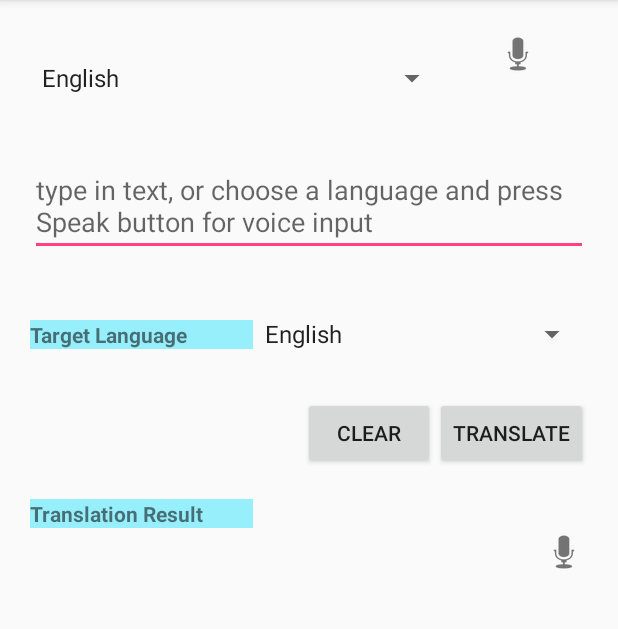
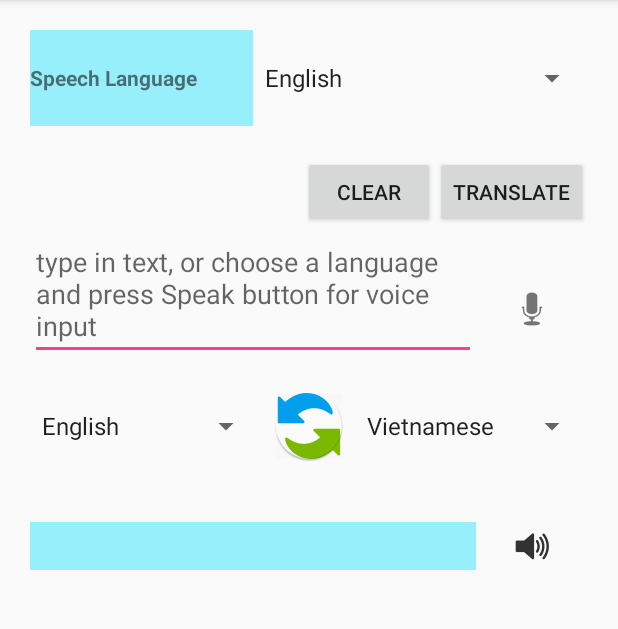
Before and after one commit to mvp1235/iTranslator, an Android app: the TranslateActivity screen opened directly, with no data from a screen before it, after a tap on "CLEAR", on a phone screen of 412 x 824 dp, the part 84-713 px from its top. Run offline under Robolectric (Android 15) with nearby library versions, the phone set to English and light mode, and no system bars; our stand-ins replace Volley.

Commit message:
improved UI for translate activity

```diff
--- a/app/src/main/java/com/example/mvp/itranslator/TranslateActivity.java
+++ b/app/src/main/java/com/example/mvp/itranslator/TranslateActivity.java
@@ -38,12 +38,15 @@ public class TranslateActivity extends AppCompatActivity implements TextToSpeech
     private ArrayList<String> languages;
     private TextToSpeech tts;
 
-    private TextView resultTV;
+    private TextView resultTV, errorTV;
     private EditText textInput;
     private Button translateBtn, clearBtn;
     private ImageButton speakTranslationBtn;
     private ImageButton speakBtn;
-    private Spinner languageSpinner, speechLanguageSpinner;
+    private Spinner speechLanguageSpinner;
+
+    private Spinner sourceLanguageSpinner, targetLanguageSpinner;
+    private ImageButton swapBtn;
 
 
     @Override
@@ -56,23 +59,32 @@ public class TranslateActivity extends AppCompatActivity implements TextToSpeech
         tts = new TextToSpeech(this, this);
 
         resultTV = findViewById(R.id.resultTV);
+        errorTV = findViewById(R.id.translateSpeakErrorTV);
         textInput = findViewById(R.id.textInput);
         translateBtn = findViewById(R.id.translateBtn);
         clearBtn = findViewById(R.id.clearBtn);
         speakBtn = findViewById(R.id.translateSpeakBtn);
         speakTranslationBtn = findViewById(R.id.translatedSpeakBtn);
 
-        languageSpinner = findViewById(R.id.targetLanguageSpinner);
-        ArrayAdapter<String> adapter = new ArrayAdapter<String>(this, android.R.layout.simple_dropdown_item_1line, languages);
-        languageSpinner.setAdapter(adapter);
+        swapBtn = findViewById(R.id.translateSwapBtn);
 
-        // Set default target language to English
-        languageSpinner.setSelection(languages.indexOf("English"));
+        ArrayAdapter<String> adapter = new ArrayAdapter<>(this, android.R.layout.simple_dropdown_item_1line, languages);
+
 
         speechLanguageSpinner = findViewById(R.id.translateSpeechLangSpinner);
         speechLanguageSpinner.setAdapter(adapter);
         // Set default speech language to English
         speechLanguageSpinner.setSelection(languages.indexOf("English"));
+
+        sourceLanguageSpinner = findViewById(R.id.translateSourceLanguageSpinner);
+        targetLanguageSpinner = findViewById(R.id.translateTargetLanguageSpinner);
+
+        sourceLanguageSpinner.setAdapter(adapter);
+        targetLanguageSpinner.setAdapter(adapter);
+
+        //Setting default languages for spinners
+        sourceLanguageSpinner.setSelection(languages.indexOf("English"));
+        targetLanguageSpinner.setSelection(languages.indexOf("Vietnamese"));
 
         translateBtn.setOnClickListener(new View.OnClickListener() {
             @Override
@@ -83,7 +95,7 @@ public class TranslateActivity extends AppCompatActivity implements TextToSpeech
         clearBtn.setOnClickListener(new View.OnClickListener() {
             @Override
             public void onClick(View v) {
-                textInput.setText("");
+                clearInputs();
             }
         });
         speakBtn.setOnClickListener(new View.OnClickListener() {
@@ -102,6 +114,28 @@ public class TranslateActivity extends AppCompatActivity implements TextToSpeech
             }
         });
 
+        swapBtn.setOnClickListener(new View.OnClickListener() {
+            @Override
+            public void onClick(View v) {
+                //swap values between the source and target language spinner
+                swapLanguageSpinnerValues();
+            }
+        });
+
+    }
+
+    private void swapLanguageSpinnerValues() {
+        int source = sourceLanguageSpinner.getSelectedItemPosition();
+        int target = targetLanguageSpinner.getSelectedItemPosition();
+        sourceLanguageSpinner.setSelection(target);
+        targetLanguageSpinner.setSelection(source);
+        clearInputs();
+    }
+
+    private void clearInputs() {
+        textInput.setText("");
+        resultTV.setText("");
+        errorTV.setText("");
     }
 
     /**
@@ -152,14 +186,18 @@ public class TranslateActivity extends AppCompatActivity implements TextToSpeech
 
     private void speakOutTranslatedText() {
         String text = resultTV.getText().toString();
-        String language = languageSpinner.getSelectedItem().toString();
+        if (text.isEmpty())
+            return;
+
+        String language = targetLanguageSpinner.getSelectedItem().toString();
         language = HomeActivity.languageInitials.get(language);
         int languageAvailable = tts.setLanguage(new Locale(language));
         if (languageAvailable == TextToSpeech.LANG_MISSING_DATA
                 || languageAvailable == TextToSpeech.LANG_NOT_SUPPORTED) {
             Log.e("TTS", "This Language is not supported");
-            Toast.makeText(getApplicationContext(), "This language is not supported.", Toast.LENGTH_SHORT);
+            errorTV.setText("This language is not supported for speech.");
         } else {
+            errorTV.setText("");
             tts.speak(text, TextToSpeech.QUEUE_FLUSH, null);
         }
     }
@@ -169,7 +207,7 @@ public class TranslateActivity extends AppCompatActivity implements TextToSpeech
         String url = "https://translation.googleapis.com/language/translate/v2";
         String sourceString = textInput.getText().toString();
 
-        String targetLanguage = languageSpinner.getSelectedItem().toString();
+        String targetLanguage = targetLanguageSpinner.getSelectedItem().toString();
         targetLanguage = HomeActivity.languageInitials.get(targetLanguage);
 
         try {
--- a/app/src/main/res/layout/activity_translate.xml
+++ b/app/src/main/res/layout/activity_translate.xml
@@ -18,55 +18,23 @@
             android:layout_marginBottom="20dp"
             android:orientation="horizontal">
 
+
+            <TextView
+                android:layout_width="0dp"
+                android:layout_height="match_parent"
+                android:layout_weight="2"
+                android:text="@string/speechLang"
+                android:background="@color/colorLightBlue"
+                android:gravity="center_vertical"
+                android:textStyle="bold" />
+
             <Spinner
                 android:id="@+id/translateSpeechLangSpinner"
                 android:layout_width="0dp"
-                android:layout_height="wrap_content"
+                android:layout_height="match_parent"
                 android:layout_weight="3"/>
 
-            <ImageButton
-                android:id="@+id/translateSpeakBtn"
-                android:layout_width="0dp"
-                android:layout_height="wrap_content"
-                android:layout_weight="1"
-                android:background="@android:color/transparent"
-                app:srcCompat="@android:drawable/ic_btn_speak_now" />
-
         </LinearLayout>
-
-
-        <EditText
-            android:id="@+id/textInput"
-            android:layout_width="match_parent"
-            android:layout_height="wrap_content"
-            android:layout_marginBottom="20dp"
-            android:ems="10"
-            android:hint="@string/translationScreenHint"
-            android:inputType="textMultiLine" />
-
-        <LinearLayout
-            android:layout_width="match_parent"
-            android:layout_height="wrap_content"
-            android:orientation="horizontal"
-            android:layout_marginBottom="10dp">
-
-            <TextView
-                android:layout_width="0dp"
-                android:layout_height="wrap_content"
-                android:layout_weight="2"
-                android:gravity="center_vertical"
-                android:background="@color/colorLightBlue"
-                android:text="@string/targetLanguage"
-                android:textStyle="bold" />
-
-            <Spinner
-                android:layout_width="0dp"
-                android:layout_height="wrap_content"
-                android:layout_weight="3"
-                android:prompt="@string/targetLanguagePrompt"
-                android:id="@+id/targetLanguageSpinner"/>
-        </LinearLayout>
-
 
         <LinearLayout
             android:layout_width="match_parent"
@@ -87,6 +55,62 @@
 
         </LinearLayout>
 
+        <LinearLayout
+            android:layout_width="match_parent"
+            android:layout_height="wrap_content"
+            android:orientation="horizontal">
+
+            <EditText
+                android:id="@+id/textInput"
+                android:layout_width="0dp"
+                android:layout_height="wrap_content"
+                android:layout_weight="4"
+                android:layout_marginBottom="20dp"
+                android:ems="10"
+                android:hint="@string/translationScreenHint"
+                android:inputType="textMultiLine" />
+
+            <ImageButton
+                android:id="@+id/translateSpeakBtn"
+                android:layout_width="0dp"
+                android:layout_height="wrap_content"
+                android:layout_weight="1"
+                android:layout_gravity="center_vertical"
+                android:background="@android:color/transparent"
+                app:srcCompat="@android:drawable/ic_btn_speak_now" />
+
+        </LinearLayout>
+
+
+
+        <LinearLayout
+            android:layout_width="match_parent"
+            android:layout_height="wrap_content"
+            android:layout_marginBottom="20dp"
+            android:orientation="horizontal">
+
+            <Spinner
+                android:id="@+id/translateSourceLanguageSpinner"
+                android:layout_width="0dp"
+                android:layout_height="match_parent"
+                android:layout_weight="3"/>
+
+            <ImageButton
+                android:id="@+id/translateSwapBtn"
+                android:layout_width="0dp"
+                android:layout_height="wrap_content"
+                android:layout_weight="1"
+                android:background="@android:color/transparent"
+                android:layout_marginHorizontal="5dp"
+                app:srcCompat="@mipmap/swap_icon" />
+
+            <Spinner
+                android:id="@+id/translateTargetLanguageSpinner"
+                android:layout_width="0dp"
+                android:layout_height="match_parent"
+                android:layout_weight="3"/>
+
+        </LinearLayout>
 
         <LinearLayout
             android:layout_width="match_parent"
@@ -95,31 +119,30 @@
             android:layout_marginTop="20dp">
 
             <TextView
+                android:id="@+id/resultTV"
+                android:layout_width="0dp"
+                android:layout_height="match_parent"
+                android:paddingLeft="5dp"
+                android:paddingRight="5dp"
+                android:background="@color/colorLightBlue"
+                android:layout_weight="4"/>
+
+            <ImageButton
+                android:id="@+id/translatedSpeakBtn"
                 android:layout_width="0dp"
                 android:layout_height="wrap_content"
-                android:layout_weight="2"
-                android:background="@color/colorLightBlue"
-                android:text="@string/translationResult"
-                android:textStyle="bold" />
-
-            <TextView
-                android:id="@+id/resultTV"
-                android:layout_width="0dp"
-                android:layout_height="wrap_content"
-                android:paddingLeft="5dp"
-                android:paddingRight="5dp"
-                android:layout_weight="3"/>
+                android:layout_weight="1"
+                android:background="@android:color/transparent"
+                app:srcCompat="@drawable/speaker_icon" />
 
         </LinearLayout>
 
-
-        <ImageButton
-            android:id="@+id/translatedSpeakBtn"
+        <TextView
+            android:id="@+id/translateSpeakErrorTV"
             android:layout_width="wrap_content"
             android:layout_height="wrap_content"
-            android:layout_gravity="end"
-            android:background="@android:color/transparent"
-            app:srcCompat="@android:drawable/ic_btn_speak_now" />
+            android:textColor="@android:color/holo_red_dark" />
+
 
 
     </LinearLayout>
--- a/app/src/main/res/values/strings.xml
+++ b/app/src/main/res/values/strings.xml
@@ -17,4 +17,5 @@
     <string name="sourceText">Source Text</string>
     <string name="translationScreenHint">type in text, or choose a language and press Speak button for voice input</string>
     <string name="conversationTitle">Conversation</string>
+    <string name="speechLang">Speech Language</string>
 </resources>
```
Also changed, not shown: app/src/main/res/drawable-hdpi/speaker_icon.png (added), app/src/main/res/drawable-mdpi/speaker_icon.png (added), app/src/main/res/drawable-xhdpi/speaker_icon.png (added), app/src/main/res/drawable-xxhdpi/speaker_icon.png (added), app/src/main/res/mipmap-hdpi/swap_icon.png (added), app/src/main/res/mipmap-mdpi/swap_icon.png (added), app/src/main/res/mipmap-xhdpi/swap_icon.png (added), app/src/main/res/mipmap-xxhdpi/swap_icon.png (added), app/src/main/res/mipmap-xxxhdpi/swap_icon.png (added), app/src/main/swap_icon-web.png (added).
